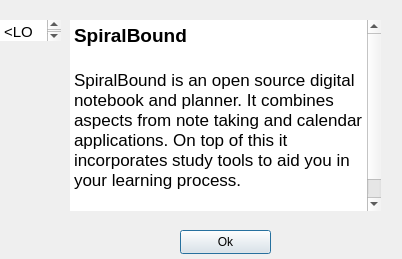
The window that Qt Project Files/SpiralBound/aboutspiralbound.ui (ECU-CSCI-4230/SpiralBound) describes before a commit, drawn with Qt 5.
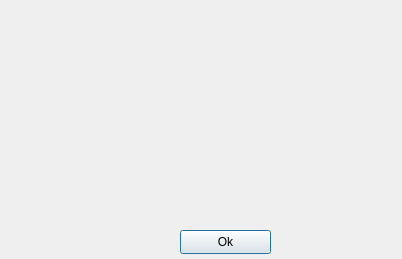
The same window after the commit.

Commit message: Removed TextBrowser

The edit to the form file:
```diff
--- a/Qt Project Files/SpiralBound/aboutspiralbound.ui
+++ b/Qt Project Files/SpiralBound/aboutspiralbound.ui
@@ -26,62 +26,6 @@
     <string>Ok</string>
    </property>
   </widget>
-  <widget class="QTextBrowser" name="textBrowser">
-   <property name="geometry">
-    <rect>
-     <x>70</x>
-     <y>20</y>
-     <width>311</width>
-     <height>191</height>
-    </rect>
-   </property>
-   <property name="autoFillBackground">
-    <bool>false</bool>
-   </property>
-   <property name="frameShape">
-    <enum>QFrame::NoFrame</enum>
-   </property>
-   <property name="frameShadow">
-    <enum>QFrame::Plain</enum>
-   </property>
-   <property name="lineWidth">
-    <number>0</number>
-   </property>
-   <property name="html">
-    <string>&lt;!DOCTYPE HTML PUBLIC &quot;-//W3C//DTD HTML 4.0//EN&quot; &quot;http://www.w3.org/TR/REC-html40/strict.dtd&quot;&gt;
-&lt;html&gt;&lt;head&gt;&lt;meta name=&quot;qrichtext&quot; content=&quot;1&quot; /&gt;&lt;style type=&quot;text/css&quot;&gt;
-p, li { white-space: pre-wrap; }
-&lt;/style&gt;&lt;/head&gt;&lt;body style=&quot; font-family:'.SF NS Text'; font-size:13pt; font-weight:400; font-style:normal;&quot;&gt;
-&lt;p style=&quot; margin-top:0px; margin-bottom:0px; margin-left:0px; margin-right:0px; -qt-block-indent:0; text-indent:0px;&quot;&gt;&lt;span style=&quot; font-size:14pt; font-weight:600;&quot;&gt;SpiralBound&lt;/span&gt;&lt;/p&gt;
-&lt;p style=&quot;-qt-paragraph-type:empty; margin-top:0px; margin-bottom:0px; margin-left:0px; margin-right:0px; -qt-block-indent:0; text-indent:0px; font-size:14pt; font-weight:600;&quot;&gt;&lt;br /&gt;&lt;/p&gt;
-&lt;p style=&quot; margin-top:0px; margin-bottom:0px; margin-left:0px; margin-right:0px; -qt-block-indent:0; text-indent:0px;&quot;&gt;SpiralBound is an open source digital notebook and planner. It combines aspects from note taking and calendar applications. On top of this it incorporates study tools to aid you in your learning process.&lt;/p&gt;
-&lt;p style=&quot;-qt-paragraph-type:empty; margin-top:0px; margin-bottom:0px; margin-left:0px; margin-right:0px; -qt-block-indent:0; text-indent:0px;&quot;&gt;&lt;br /&gt;&lt;/p&gt;
-&lt;p style=&quot;-qt-paragraph-type:empty; margin-top:0px; margin-bottom:0px; margin-left:0px; margin-right:0px; -qt-block-indent:0; text-indent:0px; font-weight:600;&quot;&gt;&lt;br /&gt;&lt;/p&gt;&lt;/body&gt;&lt;/html&gt;</string>
-   </property>
-  </widget>
-  <widget class="QTextBrowser" name="textBrowser_2">
-   <property name="geometry">
-    <rect>
-     <x>0</x>
-     <y>20</y>
-     <width>61</width>
-     <height>21</height>
-    </rect>
-   </property>
-   <property name="frameShape">
-    <enum>QFrame::NoFrame</enum>
-   </property>
-   <property name="frameShadow">
-    <enum>QFrame::Plain</enum>
-   </property>
-   <property name="html">
-    <string>&lt;!DOCTYPE HTML PUBLIC &quot;-//W3C//DTD HTML 4.0//EN&quot; &quot;http://www.w3.org/TR/REC-html40/strict.dtd&quot;&gt;
-&lt;html&gt;&lt;head&gt;&lt;meta name=&quot;qrichtext&quot; content=&quot;1&quot; /&gt;&lt;style type=&quot;text/css&quot;&gt;
-p, li { white-space: pre-wrap; }
-&lt;/style&gt;&lt;/head&gt;&lt;body style=&quot; font-family:'.SF NS Text'; font-size:13pt; font-weight:400; font-style:normal;&quot;&gt;
-&lt;p style=&quot; margin-top:0px; margin-bottom:0px; margin-left:0px; margin-right:0px; -qt-block-indent:0; text-indent:0px;&quot;&gt;&lt;span style=&quot; font-size:11pt;&quot;&gt;&amp;lt;LOGO&amp;gt;&lt;/span&gt;&lt;/p&gt;&lt;/body&gt;&lt;/html&gt;</string>
-   </property>
-  </widget>
  </widget>
  <resources/>
  <connections/>
```
The commit also changes 3 other files.
